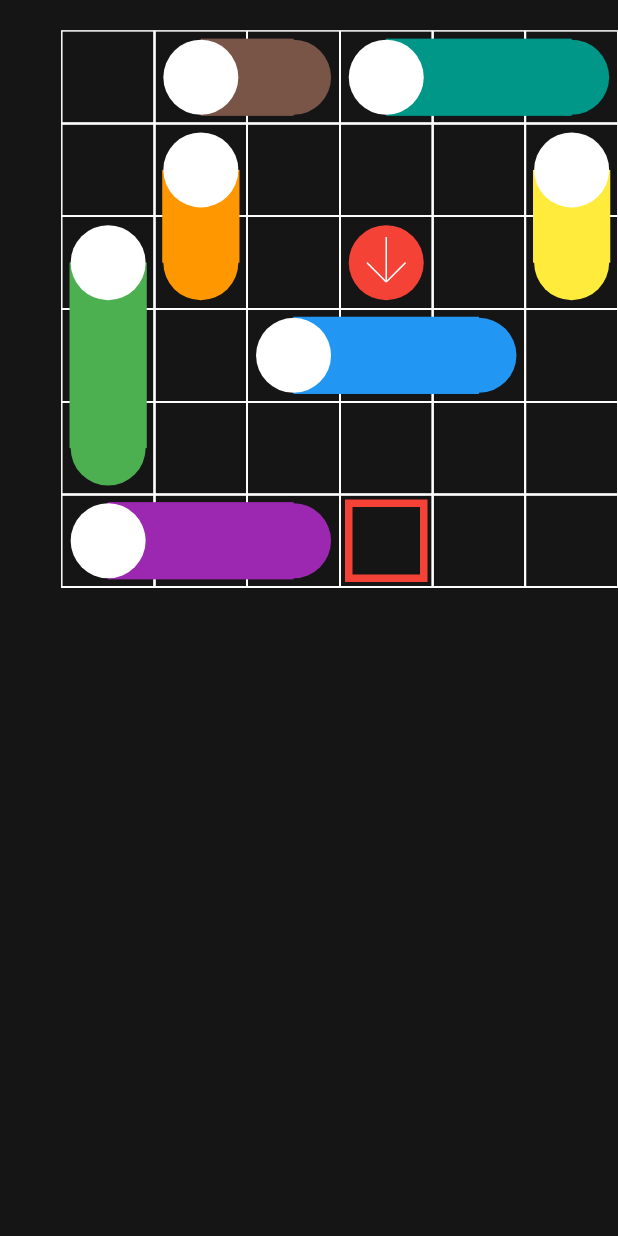
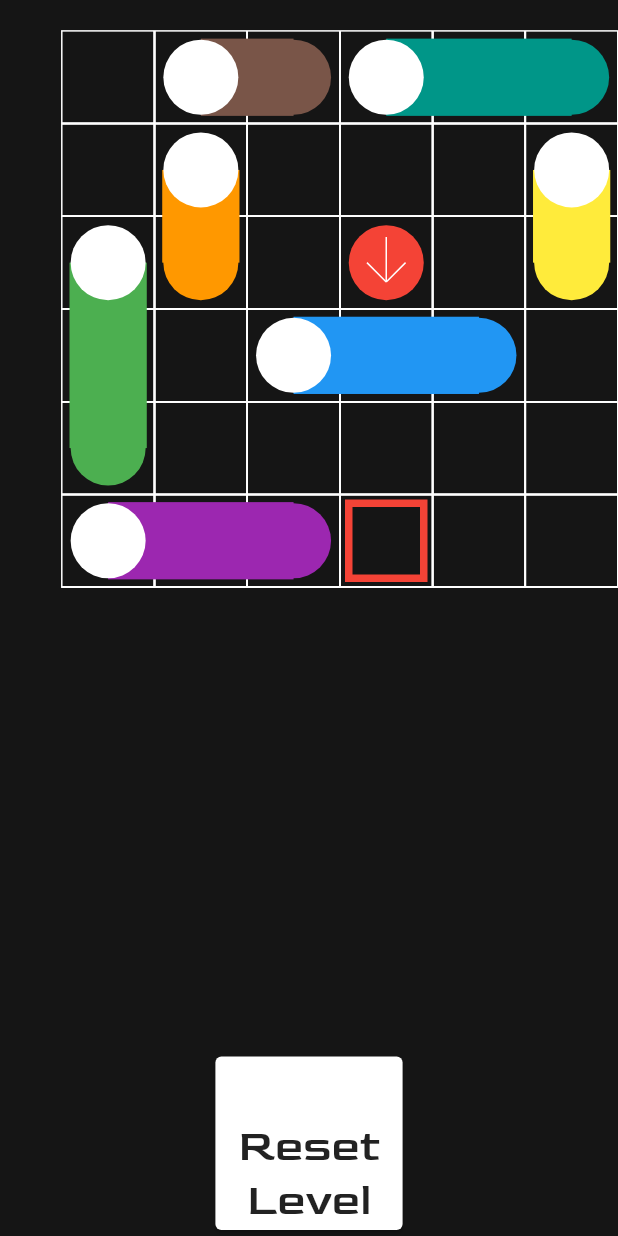
Before and after one commit to codewriter3000/projectballdrop, a Flutter app: the screen it shows after launch, after a tap on "DBall", on a phone screen of 412 x 824 dp. Run offline on Flutter 3.47's test engine with Material 2 defaults, Android fonts, the phone set to English and light mode, and no system bars.

Commit message:
fixed reset button & added a bit to the controller

```diff
--- a/lib/controller.dart
+++ b/lib/controller.dart
@@ -1 +1,56 @@
 //reads the gestures from the canvas and tells the view what to do
+//(grid.rows*(initialY-1))+(initialX-1)
+import 'dart:ui';
+
+import 'package:d_ball/view.dart';
+
+class Controller {
+  static final Controller _controller = new Controller._internal();
+
+  Offset startDrag;
+  Offset currentPos;
+  Grid grid;
+
+  factory Controller(){
+    return _controller;
+  }
+
+  Controller._internal(){
+    print("Controller is now implemented");
+  }
+
+  Offset getCoords(){
+    //returns the cell that the mouse is currently in
+    double dx, dy;
+    for(int i = 0; i < grid.columns; i++){
+      if(grid.midPoints[i].dx + grid.width/2 < currentPos.dx){
+        dx = i+2.0;
+      }
+    }
+    if(dx == null){
+      dx = 1;
+    }
+    for(int j = 0; j < grid.rows; j++){
+      if(grid.midPoints[j*grid.rows].dy + grid.width/2 < currentPos.dy){
+        dy = j+2.0;
+      }
+    }
+    if(dy == null){
+      dy = 1;
+    }
+    return new Offset(dx, dy);
+  }
+
+  void printStats(){
+    if(grid != null && currentPos != null){
+      print('currentPos: $currentPos');
+    } else {
+      if(grid == null){
+        print('grid is null');
+      }
+      if (currentPos == null){
+        print('currentPos is null');
+      }
+    }
+  }
+}
--- a/lib/view.dart
+++ b/lib/view.dart
@@ -1,5 +1,7 @@
 import 'package:flutter/cupertino.dart';
 import 'package:flutter/material.dart';
+
+import 'controller.dart';
 
 class GameView extends StatefulWidget {
   @override
@@ -16,15 +18,53 @@ class _GameViewState extends State<GameView> {
             body: SafeArea(
                     child: LayoutBuilder(
                       builder: (_, constraints) => GestureDetector(
-                        onHorizontalDragDown: (hi){
-                          print('local position: ${hi.localPosition}');
-                          print('global position: ${hi.globalPosition}');
+                        onHorizontalDragStart: (hi){
+                          Controller controller = new Controller();
+                          controller.startDrag = hi.localPosition;
                         },
-                        child: Container(
+                        onHorizontalDragUpdate: (hi){
+                          Controller controller = new Controller();
+                          controller.currentPos = hi.localPosition;
+                          print(controller.getCoords());
+                        },
+                        child: Container( //TODO: fix the container so it doesn't take up the entire screen and center align the grid
                           width: constraints.widthConstraints().maxWidth,
                           height: constraints.heightConstraints().maxHeight,
                           //color: Colors.blue,
-                          child: CustomPaint(painter: LevelPainter()),
+                          child: CustomPaint(
+                              painter: LevelPainter(),
+                              child: Container(
+                                margin: EdgeInsets.only(right: MediaQuery.of(context).size.width * 3/10, left: MediaQuery.of(context).size.width * 3/10, top: MediaQuery.of(context).size.height * 8.5/10),
+                                child: FlatButton(
+                                  //padding: EdgeInsets.only(left: 100, right: 100, top: 600),
+                                  onPressed: () {
+                                    print("Reset");
+                                    Navigator.push(
+                                      context,
+                                      MaterialPageRoute(builder: (context) => GameView()),
+                                    );
+                                  },
+                                  child: Card(
+                                      //margin: EdgeInsets.fromLTRB(25, 30, 25, 5),
+                                      borderOnForeground: false,
+                                      child: Align(
+                                        alignment: Alignment.bottomCenter,
+                                        child: Padding(
+                                          padding: EdgeInsets.all(2),
+                                          child: Text(
+                                            "Reset Level",
+                                            textAlign: TextAlign.center,
+                                            style: TextStyle(
+                                                fontSize: 30,
+                                                fontFamily: "Goldman"
+                                            ),
+                                          ),
+                                        )
+                                      )
+                                  ),
+                                ),
+                              )//*/
+                          ),
                         ),
                       ),
                     ),
@@ -129,6 +169,8 @@ class LevelPainter extends CustomPainter {
     o7.draw();
     b1.draw();
     g1.draw();
+    Controller controller = new Controller();
+    controller.grid = grid;
   }
 
   @override
@@ -242,6 +284,14 @@ class Grid {
       }
     }
   }
+
+  void printTiles(){
+    //TODO: print out the tiles in a grid in the output
+    List<bool> tmp = tiles;
+    for(int i = 0; i < rows; i++){
+      print(tmp.sublist(columns*i, ((i+1)*columns)));
+    }
+  }
 }
 
 abstract class FieldElement {
@@ -291,7 +341,7 @@ class Obstacle extends FieldElement{
             grid.midPoints[(grid.rows*(initialY-1))+(initialX-2+length)].dx,
             grid.midPoints[(grid.rows*(initialY-1))+(initialX-1)].dy + grid.width/2)), paint);
         for(int i = 0; i < length; i++){
-          grid.tiles[(grid.rows*(initialY-1))+(initialX-1)] = true;
+          grid.tiles[(grid.rows*(initialY-1))+(initialX-1+i)] = true;
         }
       } else {
         levelPainter.canvas.drawCircle(grid.midPoints[(grid.rows*(initialY-2+length))+(initialX-1)], 25, paint);
@@ -301,7 +351,7 @@ class Obstacle extends FieldElement{
             grid.midPoints[(grid.rows*(initialY-1))+(initialX-1)].dx + grid.width/2,
             grid.midPoints[(grid.rows*(initialY-2+length))+(initialX-1)].dy)), paint);
         for(int i = 0; i < length; i++){
-          grid.tiles[(grid.rows*(initialY-1))+(initialX-1)] = true;
+          grid.tiles[(grid.rows*(initialY-1+i))+(initialX-1)] = true;
         }
       }
       levelPainter.canvas.drawCircle(grid.midPoints[(grid.rows*(initialY-1))+(initialX-1)], 25, whitePaint);
```
